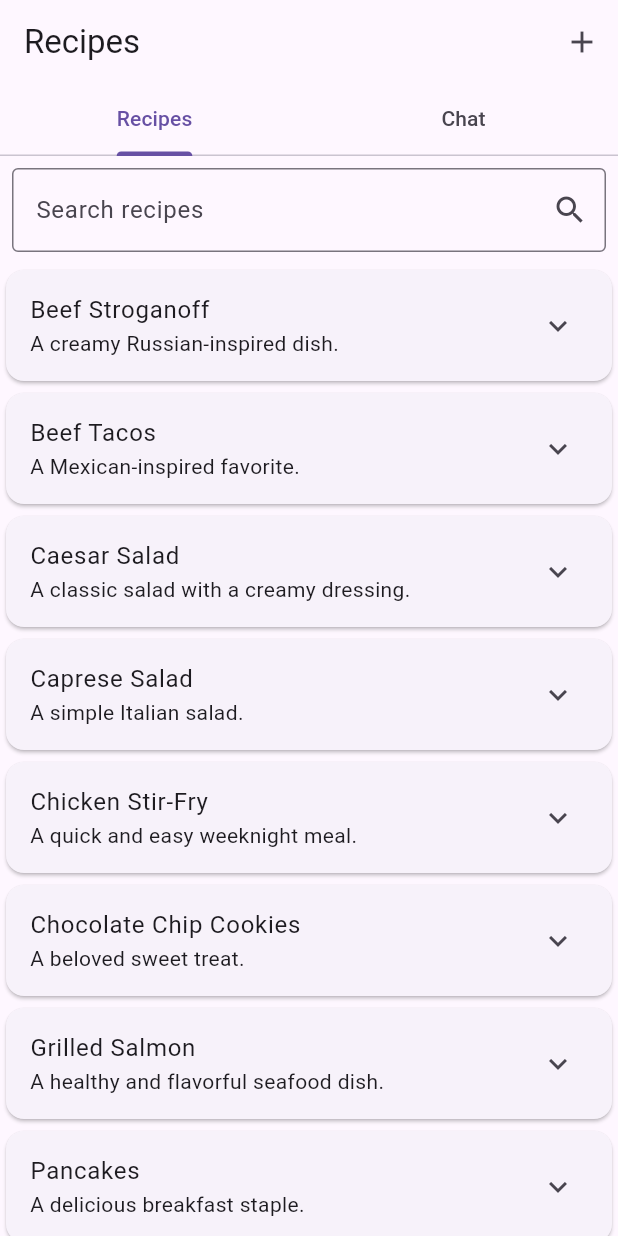
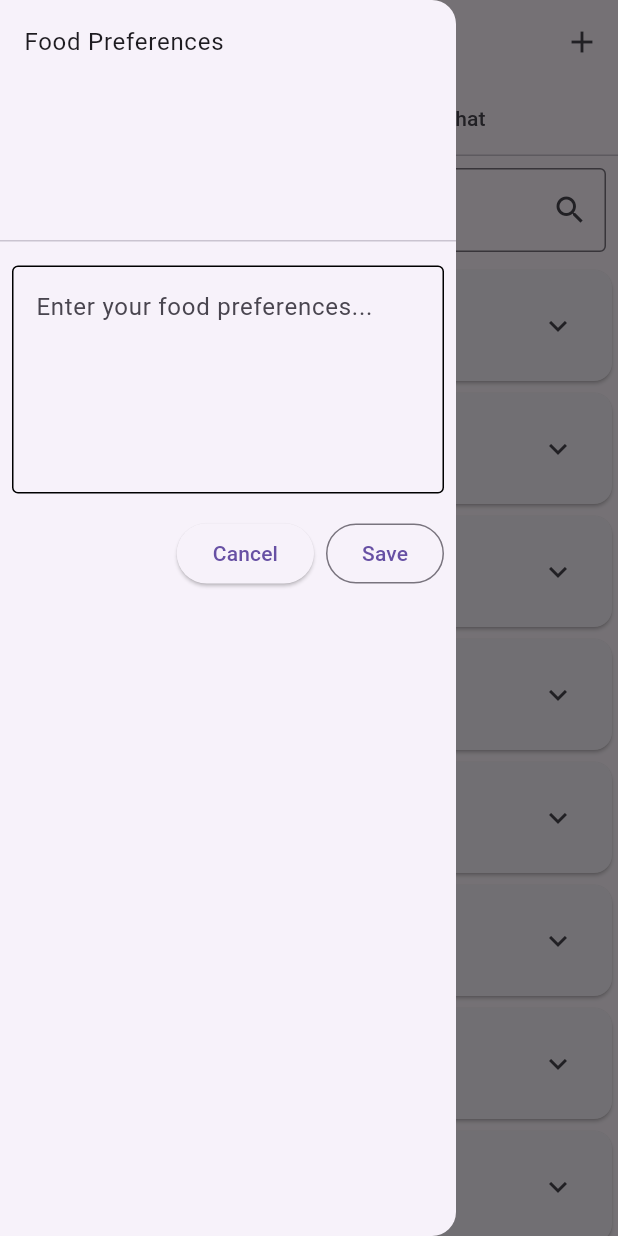
Before and after one commit to csells/vertex_ai_cookbook, a Flutter app: the screen it shows after launch, with the side drawer open (before the commit the screen has no drawer), on a phone screen of 412 x 824 dp. Run offline on Flutter 3.47's test engine with Material 3 defaults, Android fonts, the phone set to English and light mode, and no system bars; our stand-ins replace cloud_firestore, firebase_core, firebase_vertexai, flutter_markdown, gap, go_router and 1 more; missing offline and left inert: flutter_ai_toolkit; accounts and stored records are empty; generated files the repository leaves out were written again.

Commit message:
added a drawer to edit food preferences

```diff
--- a/lib/pages/home_page.dart
+++ b/lib/pages/home_page.dart
@@ -29,7 +29,6 @@ class _HomePageState extends State<HomePage>
     chatModel: FirebaseVertexAI.instance.generativeModel(
       model: "gemini-1.5-flash",
       generationConfig: GenerationConfig(responseMimeType: 'application/json'),
-      // TODO: add a drawer with configure for system instructions
       systemInstruction: Content.system(
         '''
 You are a helpful assistant that generates recipes based on the ingredients and
@@ -82,6 +81,61 @@ well as any trailing text commentary you care to provide:
               ),
             ],
           ),
+          drawer: Builder(builder: (context) {
+            final controller = TextEditingController(
+              text: Settings.foodPreferences,
+            );
+            return Drawer(
+              child: ListView(
+                children: [
+                  const DrawerHeader(child: Text('Food Preferences')),
+                  Padding(
+                    padding: const EdgeInsets.all(8.0),
+                    child: TextField(
+                      controller: controller,
+                      maxLines: 5,
+                      decoration: const InputDecoration(
+                        hintText: 'Enter your food preferences...',
+                        border: OutlineInputBorder(
+                          borderSide: BorderSide(width: 1),
+                        ),
+                        enabledBorder: OutlineInputBorder(
+                          borderSide: BorderSide(width: 1),
+                        ),
+                        focusedBorder: OutlineInputBorder(
+                          borderSide: BorderSide(width: 1),
+                        ),
+                      ),
+                    ),
+                  ),
+                  Align(
+                    alignment: Alignment.centerRight,
+                    child: Padding(
+                      padding: const EdgeInsets.all(8.0),
+                      child: OverflowBar(
+                        spacing: 8,
+                        children: [
+                          ElevatedButton(
+                            child: const Text('Cancel'),
+                            onPressed: () {
+                              Navigator.of(context).pop();
+                            },
+                          ),
+                          OutlinedButton(
+                            child: const Text('Save'),
+                            onPressed: () {
+                              Settings.setFoodPreferences(controller.text);
+                              Navigator.of(context).pop();
+                            },
+                          ),
+                        ],
+                      ),
+                    ),
+                  ),
+                ],
+              ),
+            );
+          }),
           body: snapshot.hasData
               ? _RowOrTabBar(
                   tabs: const [
```
